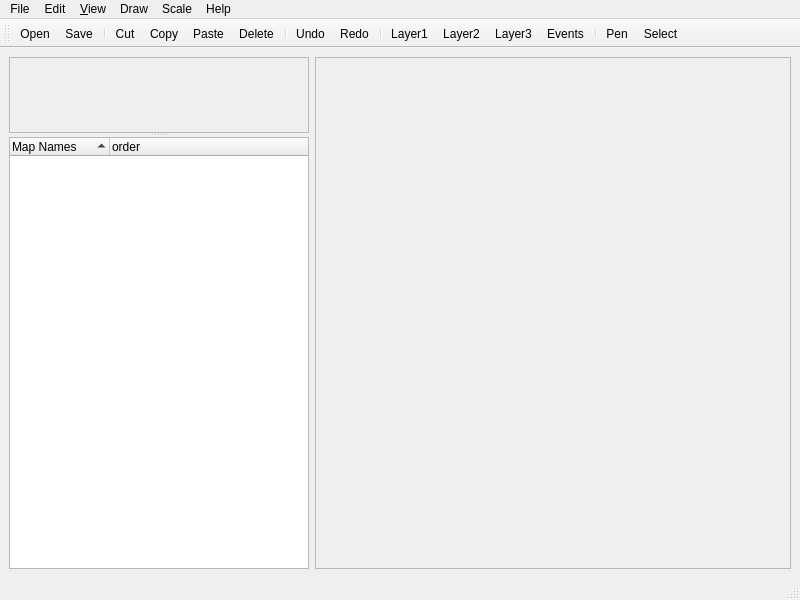
First picture: the form in mainwindow.ui, repository jowin202/YaRXP, before the edit.
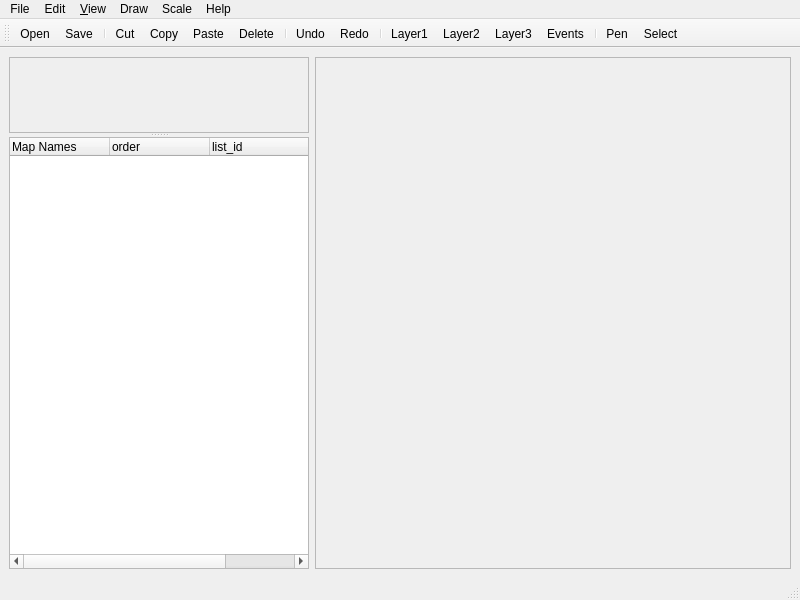
Second picture: the form after the edit. Icons and pictures are not drawn. Custom widgets are drawn as their Qt base class.

```diff
--- a/mainwindow.ui
+++ b/mainwindow.ui
@@ -93,7 +93,7 @@
           <enum>Qt::CustomContextMenu</enum>
          </property>
          <property name="sortingEnabled">
-          <bool>true</bool>
+          <bool>false</bool>
          </property>
          <column>
           <property name="text">
@@ -105,6 +105,16 @@
            <string>order</string>
           </property>
          </column>
+         <column>
+          <property name="text">
+           <string>list_id</string>
+          </property>
+         </column>
+         <column>
+          <property name="text">
+           <string>file_id</string>
+          </property>
+         </column>
         </widget>
        </widget>
       </item>
```
